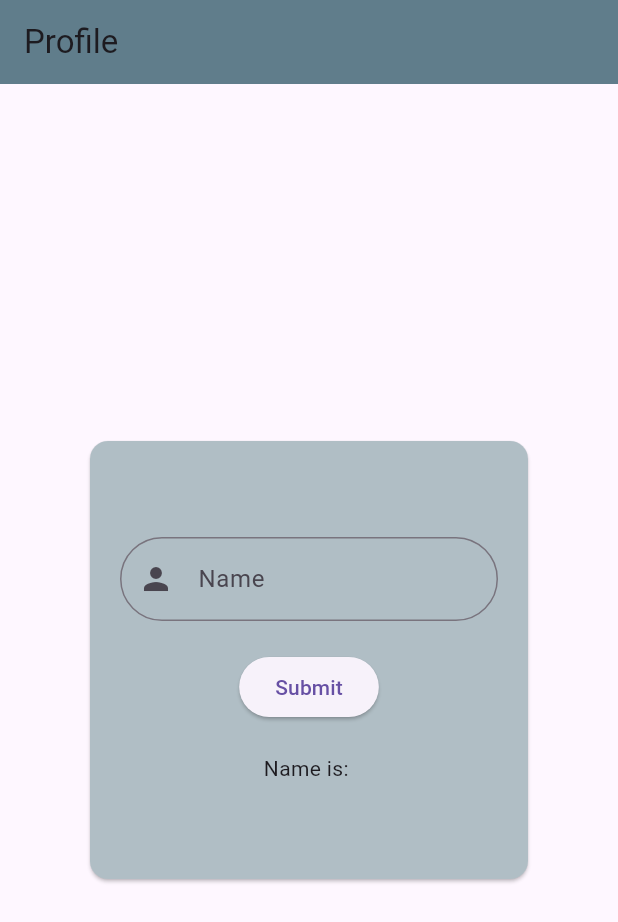
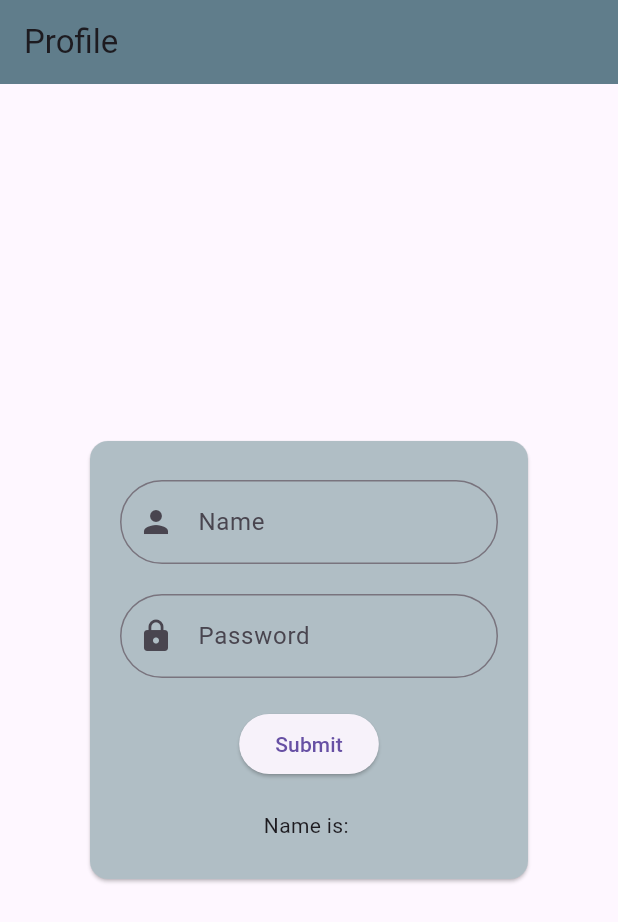
Before and after one commit to jaahaan/CSE-3212_Project_62I, a Flutter app: the screen it shows after launch, on a phone screen of 412 x 824 dp. Shown: the top 922 px of the screen. Run offline on Flutter 3.47's test engine with Material 3 defaults, Android fonts, the phone set to English and light mode, and no system bars.

Commit message:
Reuseable Widget

```diff
--- a/lib/profile_page.dart
+++ b/lib/profile_page.dart
@@ -1,4 +1,5 @@
 import 'package:flutter/material.dart';
+import 'package:project_62i/widgets/input_field.dart';
 
 class ProfilePage extends StatefulWidget {
   const ProfilePage({super.key});
@@ -9,7 +10,10 @@ class ProfilePage extends StatefulWidget {
 
 class _ProfilePageState extends State<ProfilePage> {
   TextEditingController nameController = TextEditingController();
+  TextEditingController passController = TextEditingController();
+
   String name = "";
+  final _formKey = GlobalKey<FormState>();
   @override
   Widget build(BuildContext context) {
     return Scaffold(
@@ -22,27 +26,45 @@ class _ProfilePageState extends State<ProfilePage> {
             color: Colors.blueGrey[200],
             child: Padding(
               padding: const EdgeInsets.all(20.0),
+              child: Form(
+                key: _formKey,
                 child: Column(
                   mainAxisAlignment: MainAxisAlignment.center,
                   children: [
-                  TextFormField(
+                    InputField(
                       controller: nameController,
                       keyboardType: TextInputType.text,
-                    // obscureText: true,
-                    decoration: InputDecoration(
-                      labelText: "Name",
-                      hintText: "Enter Name",
-                      prefixIcon: Icon(Icons.person),
-                      border: OutlineInputBorder(
-                        borderRadius: BorderRadius.all(Radius.circular(50)),
+                      label: "Name",
+                      hint: "Enter Name",
+                      icon: Icons.person,
+                      validator: (value) {
+                        if (value!.isEmpty) {
+                          return "Field is Empty";
+                        }
+                        return null;
+                      },
                     ),
-                    ),
+                    SizedBox(height: 20),
+                    InputField(
+                      controller: passController,
+                      keyboardType: TextInputType.visiblePassword,
+                      label: "Password",
+                      hint: "Enter Password",
+                      icon: Icons.lock,
+                      validator: (value) {
+                        if (value!.isEmpty) {
+                          return "Field is Empty";
+                        }
+                        return null;
+                      },
                     ),
                     SizedBox(height: 20),
                     ElevatedButton(
                       onPressed: () {
                         setState(() {
+                          if (_formKey.currentState!.validate()) {
                             name = nameController.text;
+                          }
                         });
                       },
                       child: Text("Submit"),
@@ -55,6 +77,7 @@ class _ProfilePageState extends State<ProfilePage> {
             ),
           ),
         ),
+      ),
     );
   }
 }
--- /dev/null
+++ b/lib/widgets/input_field.dart
@@ -0,0 +1,32 @@
+import 'package:flutter/material.dart';
+
+class InputField extends StatelessWidget {
+  final controller, keyboardType, label, hint, icon, validator;
+  const InputField({
+    super.key,
+    required this.controller,
+    required this.keyboardType,
+    required this.label,
+    required this.hint,
+    required this.icon,
+    required this.validator,
+  });
+
+  @override
+  Widget build(BuildContext context) {
+    return TextFormField(
+      controller: controller,
+      keyboardType: keyboardType,
+      // obscureText: true,
+      validator: validator,
+      decoration: InputDecoration(
+        labelText: label,
+        hintText: hint,
+        prefixIcon: Icon(icon),
+        border: OutlineInputBorder(
+          borderRadius: BorderRadius.all(Radius.circular(50)),
+        ),
+      ),
+    );
+  }
+}
```
Lines whose indentation alone changed are shown as unchanged.
